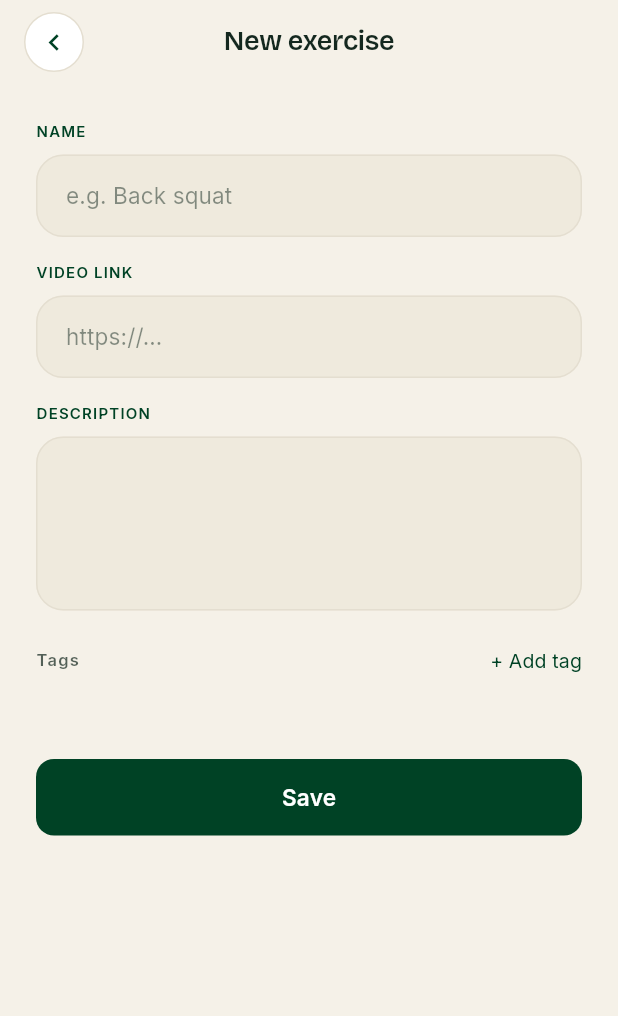
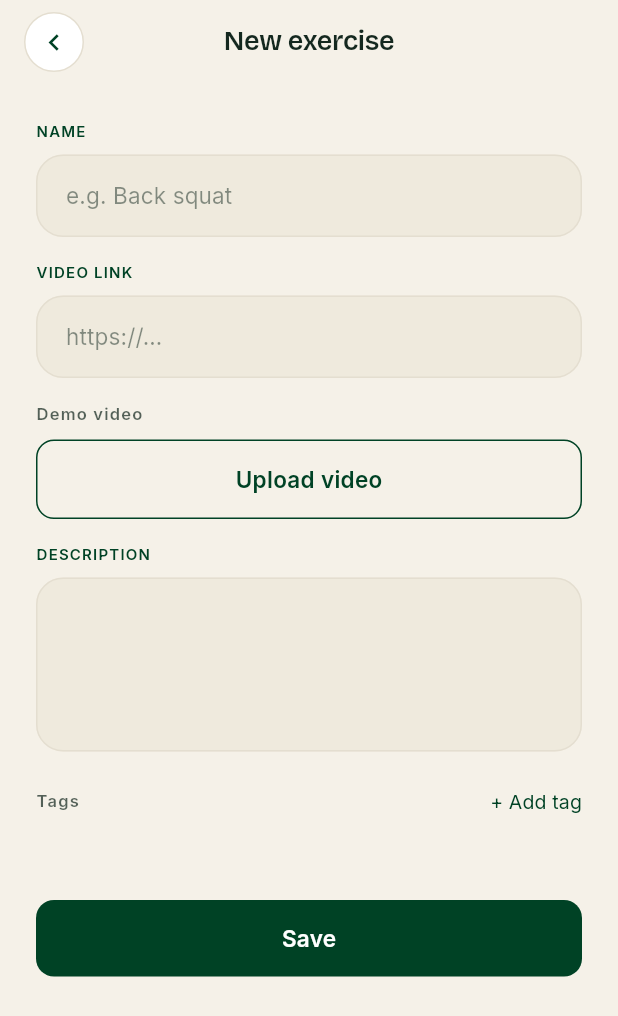
Before and after one commit to LynxGarden/frontend-app, a Flutter app: the ExerciseEditorScreen screen opened directly, on a phone screen of 412 x 824 dp. Shown: the top 1016 px of the screen. Run offline on Flutter 3.47's test engine with Material 3 defaults, Android fonts, the phone set to English and light mode, and no system bars; our stand-ins replace flutter_dotenv, flutter_riverpod, flutter_secure_storage, go_router, google_fonts, image_picker and 3 more; missing offline and left inert: cupertino_native; accounts and stored records are empty.

Commit message:
feat: hosted exercise videos (Supabase Storage) — upload + inline playback
- ExerciseRepository: uploadVideo (private exercise-videos bucket, {tenant}/{id}),
  signedVideoUrl (short-lived), deleteVideo. Exercise model + selects gain
  video_storage_path; snapshotted into TrainingExercise for the daily loop.
- Exercise editor: 'Upload video' (image_picker → upload) with uploaded/remove
  state, alongside the existing link field.
- Inline player: shared showVideoPlayerSheet (video_player) + playExerciseVideo
  helper (hosted → inline signed-URL playback; link → external browser). Wired
  into the exercise library and the session runner's Watch video.
- Deps: image_picker + video_player. iOS photo/camera/mic usage strings.

analyze clean; flutter test green (16); iOS sim build OK. Backend bucket+RLS in
Lynx-backend (commit 5e20ebc).

Co-Authored-By: Claude Opus 4.8 (1M context) <noreply@anthropic.com>

```diff
--- a/lib/features/exercises/data/exercise_repository.dart
+++ b/lib/features/exercises/data/exercise_repository.dart
@@ -1,3 +1,7 @@
+import 'dart:io';
+
+import 'package:supabase_flutter/supabase_flutter.dart' show FileOptions;
+
 import 'package:lynx_app/core/supabase/supabase_client.dart';
 import 'package:lynx_app/core/utils/app_exception.dart';
 import 'package:lynx_app/features/exercises/data/models/exercise.dart';
@@ -8,8 +12,11 @@ import 'package:lynx_app/features/exercises/data/models/exercise_tag.dart';
 class ExerciseRepository {
   const ExerciseRepository._();
 
+  static const _videoBucket = 'exercise-videos';
+
   static const _select =
-      'id, owner_id, name, description, video_url, exercise_tags(tags(id, category, label))';
+      'id, owner_id, name, description, video_url, video_storage_path, '
+      'exercise_tags(tags(id, category, label))';
 
   /// A coach's own exercises, alphabetical.
   static Future<List<Exercise>> listForOwner({
@@ -85,6 +92,7 @@ class ExerciseRepository {
     required String name,
     String? description,
     String? videoUrl,
+    String? videoStoragePath,
     List<String> tagIds = const [],
   }) async {
     try {
@@ -96,6 +104,7 @@ class ExerciseRepository {
             'name': name.trim(),
             'description': _nullIfBlank(description),
             'video_url': _nullIfBlank(videoUrl),
+            'video_storage_path': _nullIfBlank(videoStoragePath),
           })
           .select('id')
           .single();
@@ -114,6 +123,7 @@ class ExerciseRepository {
     required String name,
     String? description,
     String? videoUrl,
+    String? videoStoragePath,
     List<String> tagIds = const [],
   }) async {
     try {
@@ -122,6 +132,7 @@ class ExerciseRepository {
             'name': name.trim(),
             'description': _nullIfBlank(description),
             'video_url': _nullIfBlank(videoUrl),
+            'video_storage_path': _nullIfBlank(videoStoragePath),
           })
           .eq('id', exerciseId)
           .eq('tenant_id', tenantId);
@@ -143,6 +154,49 @@ class ExerciseRepository {
     } catch (e) {
       throw AppException('Could not delete the exercise.', cause: e);
     }
+  }
+
+  // ── Video storage (private bucket `exercise-videos`) ──────────────────────
+
+  /// Uploads a video [file] to `{tenantId}/{uuid}.<ext>` and returns the storage
+  /// path (store it as the exercise's `video_storage_path`). Staff-only per RLS.
+  static Future<String> uploadVideo({
+    required String tenantId,
+    required File file,
+    void Function(double fraction)? onProgress,
+  }) async {
+    try {
+      final ext = file.path.split('.').last.toLowerCase();
+      final name = DateTime.now().microsecondsSinceEpoch.toString();
+      final path = '$tenantId/$name.$ext';
+      await SupabaseClientWrapper.storage.from(_videoBucket).upload(
+            path,
+            file,
+            fileOptions: const FileOptions(upsert: true),
+          );
+      return path;
+    } catch (e) {
+      throw AppException('Could not upload the video.', cause: e);
+    }
+  }
+
+  /// A short-lived signed URL to stream a hosted video (RLS-gated to the tenant).
+  static Future<String> signedVideoUrl(String storagePath,
+      {int expiresInSeconds = 3600}) async {
+    try {
+      return await SupabaseClientWrapper.storage
+          .from(_videoBucket)
+          .createSignedUrl(storagePath, expiresInSeconds);
+    } catch (e) {
+      throw AppException('Could not open the video.', cause: e);
+    }
+  }
+
+  /// Removes a hosted video from storage (best-effort; ignores failures).
+  static Future<void> deleteVideo(String storagePath) async {
+    try {
+      await SupabaseClientWrapper.storage.from(_videoBucket).remove([storagePath]);
+    } catch (_) {/* best-effort */}
   }
 
   static Future<void> _replaceTags({
--- a/lib/features/exercises/data/models/exercise.dart
+++ b/lib/features/exercises/data/models/exercise.dart
@@ -9,6 +9,7 @@ class Exercise {
     required this.name,
     this.description,
     this.videoUrl,
+    this.videoStoragePath,
     this.tags = const [],
   });
 
@@ -17,12 +18,17 @@ class Exercise {
   final String name;
   final String? description;
   final String? videoUrl;
+  /// Path in the private `exercise-videos` bucket (hosted video), or null.
+  final String? videoStoragePath;
   final List<ExerciseTag> tags;
 
-  bool get hasVideo => (videoUrl != null && videoUrl!.trim().isNotEmpty);
+  bool get hasHostedVideo =>
+      videoStoragePath != null && videoStoragePath!.trim().isNotEmpty;
+  bool get hasLinkVideo => videoUrl != null && videoUrl!.trim().isNotEmpty;
+  bool get hasVideo => hasHostedVideo || hasLinkVideo;
 
   /// Parses a row selected with the embedded tags shape:
-  /// `id, owner_id, name, description, video_url,
+  /// `id, owner_id, name, description, video_url, video_storage_path,
   ///  exercise_tags(tags(id, category, label))`
   factory Exercise.fromJson(Map<String, dynamic> json) {
     final tagJoins = (json['exercise_tags'] as List?) ?? const [];
@@ -39,6 +45,7 @@ class Exercise {
       name: json['name'] as String,
       description: json['description'] as String?,
       videoUrl: json['video_url'] as String?,
+      videoStoragePath: json['video_storage_path'] as String?,
       tags: tags,
     );
   }
--- a/lib/features/exercises/presentation/exercise_editor_screen.dart
+++ b/lib/features/exercises/presentation/exercise_editor_screen.dart
@@ -1,5 +1,8 @@
+import 'dart:io';
+
 import 'package:flutter/material.dart';
 import 'package:flutter_riverpod/flutter_riverpod.dart';
+import 'package:image_picker/image_picker.dart';
 
 import 'package:lynx_app/core/theme/app_colors.dart';
 import 'package:lynx_app/core/theme/app_spacing.dart';
@@ -36,6 +39,8 @@ class _ExerciseEditorScreenState extends ConsumerState<ExerciseEditorScreen> {
   late final TextEditingController _videoUrl;
   final Set<String> _selectedTagIds = {};
   bool _saving = false;
+  bool _uploading = false;
+  String? _videoStoragePath;
 
   bool get _isEdit => widget.exercise != null;
 
@@ -46,7 +51,28 @@ class _ExerciseEditorScreenState extends ConsumerState<ExerciseEditorScreen> {
     _name = TextEditingController(text: e?.name ?? '');
     _description = TextEditingController(text: e?.description ?? '');
     _videoUrl = TextEditingController(text: e?.videoUrl ?? '');
+    _videoStoragePath = e?.videoStoragePath;
     _selectedTagIds.addAll(e?.tags.map((t) => t.id) ?? const []);
+  }
+
+  Future<void> _pickAndUploadVideo() async {
+    final user = ref.read(currentUserProvider).valueOrNull;
+    if (user == null) return;
+    final picked =
+        await ImagePicker().pickVideo(source: ImageSource.gallery);
+    if (picked == null || !mounted) return;
+    setState(() => _uploading = true);
+    try {
+      final path = await ExerciseRepository.uploadVideo(
+        tenantId: user.tenantId,
+        file: File(picked.path),
+      );
+      if (mounted) setState(() => _videoStoragePath = path);
+    } on AppException catch (e) {
+      if (mounted) AppToast.show(context, title: e.message, blur: false);
+    } finally {
+      if (mounted) setState(() => _uploading = false);
+    }
   }
 
   @override
@@ -71,6 +97,7 @@ class _ExerciseEditorScreenState extends ConsumerState<ExerciseEditorScreen> {
           name: _name.text,
           description: _description.text,
           videoUrl: _videoUrl.text,
+          videoStoragePath: _videoStoragePath,
           tagIds: _selectedTagIds.toList(),
         );
       } else {
@@ -80,6 +107,7 @@ class _ExerciseEditorScreenState extends ConsumerState<ExerciseEditorScreen> {
           name: _name.text,
           description: _description.text,
           videoUrl: _videoUrl.text,
+          videoStoragePath: _videoStoragePath,
           tagIds: _selectedTagIds.toList(),
         );
       }
@@ -205,6 +233,46 @@ class _ExerciseEditorScreenState extends ConsumerState<ExerciseEditorScreen> {
                 keyboardType: TextInputType.url,
                 textInputAction: TextInputAction.next,
               ),
+              const SizedBox(height: AppSpacing.md),
+              // Hosted video upload
+              Text(l.demoVideo, style: AppTextStyles.label),
+              const SizedBox(height: AppSpacing.sm),
+              if (_videoStoragePath == null)
+                AppButton(
+                  label: l.uploadVideo,
+                  variant: AppButtonVariant.secondary,
+                  isExpanded: true,
+                  isLoading: _uploading,
+                  onPressed: _uploading ? null : _pickAndUploadVideo,
+                )
+              else
+                Container(
+                  padding: const EdgeInsets.symmetric(
+                      horizontal: AppSpacing.md, vertical: AppSpacing.sm),
+                  decoration: BoxDecoration(
+                    color: AppColors.surfaceLight,
+                    borderRadius: BorderRadius.circular(AppRadius.md),
+                    border: Border.all(color: AppColors.surfaceBorder),
+                  ),
+                  child: Row(
+                    children: [
+                      const Icon(Icons.check_circle,
+                          size: 18, color: AppColors.success),
+                      const SizedBox(width: AppSpacing.sm),
+                      Expanded(
+                        child: Text(l.videoUploaded,
+                            style: AppTextStyles.bodySmall),
+                      ),
+                      TextButton(
+                        onPressed: () =>
+                            setState(() => _videoStoragePath = null),
+                        child: Text(l.remove,
+                            style: AppTextStyles.bodySmall
+                                .copyWith(color: AppColors.error)),
+                      ),
+                    ],
+                  ),
+                ),
               const SizedBox(height: AppSpacing.md),
               AppTextField(
                 label: l.exerciseDescription,
--- a/lib/features/training/data/models/active_assignment.dart
+++ b/lib/features/training/data/models/active_assignment.dart
@@ -11,6 +11,7 @@ class TrainingExercise {
     required this.orderIndex,
     required this.exerciseName,
     this.videoUrl,
+    this.videoStoragePath,
     this.swappedFromExerciseId,
     this.sets,
     this.reps,
@@ -30,6 +31,7 @@ class TrainingExercise {
   final int orderIndex;
   final String exerciseName;
   final String? videoUrl;
+  final String? videoStoragePath;
   final String? swappedFromExerciseId;
 
   final int? sets;
@@ -67,6 +69,7 @@ class TrainingExercise {
       orderIndex: (json['order_index'] as int?) ?? 0,
       exerciseName: (json['exercise_name'] as String?) ?? '',
       videoUrl: json['video_url'] as String?,
+      videoStoragePath: json['video_storage_path'] as String?,
       swappedFromExerciseId: json['swapped_from_exercise_id'] as String?,
       sets: json['sets'] as int?,
       reps: json['reps'] as String?,
--- a/lib/features/training/data/training_repository.dart
+++ b/lib/features/training/data/training_repository.dart
@@ -20,7 +20,7 @@ class TrainingRepository {
             'id, name, '
             'assignment_sessions(id, label, order_index, last_completed_at, '
             'assignment_exercises(id, exercise_id, swapped_from_exercise_id, '
-            'exercise_name, video_url, order_index, sets, reps, weight, '
+            'exercise_name, video_url, video_storage_path, order_index, sets, reps, weight, '
             'load_intensity, rpe, time_seconds, tempo, rest_seconds, '
             'set_type_note, coach_note))',
           )
--- a/lib/l10n/app_en.arb
+++ b/lib/l10n/app_en.arb
@@ -176,5 +176,8 @@
   "verifyCode": "Verify & continue",
   "changeEmail": "Use a different email",
   "codeSentTo": "We sent a 6-digit code to {email}",
-  "@codeSentTo": { "placeholders": { "email": { "type": "String" } } }
+  "@codeSentTo": { "placeholders": { "email": { "type": "String" } } },
+  "demoVideo": "Demo video",
+  "uploadVideo": "Upload video",
+  "videoUploaded": "Video uploaded"
 }
--- a/lib/l10n/app_localizations.dart
+++ b/lib/l10n/app_localizations.dart
@@ -1069,6 +1069,24 @@ abstract class AppLocalizations {
   /// In en, this message translates to:
   /// **'We sent a 6-digit code to {email}'**
   String codeSentTo(String email);
+
+  /// No description provided for @demoVideo.
+  ///
+  /// In en, this message translates to:
+  /// **'Demo video'**
+  String get demoVideo;
+
+  /// No description provided for @uploadVideo.
+  ///
+  /// In en, this message translates to:
+  /// **'Upload video'**
+  String get uploadVideo;
+
+  /// No description provided for @videoUploaded.
+  ///
+  /// In en, this message translates to:
+  /// **'Video uploaded'**
+  String get videoUploaded;
 }
 
 class _AppLocalizationsDelegate
--- a/lib/l10n/app_localizations_en.dart
+++ b/lib/l10n/app_localizations_en.dart
@@ -538,4 +538,13 @@ class AppLocalizationsEn extends AppLocalizations {
   String codeSentTo(String email) {
     return 'We sent a 6-digit code to $email';
   }
+
+  @override
+  String get demoVideo => 'Demo video';
+
+  @override
+  String get uploadVideo => 'Upload video';
+
+  @override
+  String get videoUploaded => 'Video uploaded';
 }
--- a/lib/l10n/app_localizations_sl.dart
+++ b/lib/l10n/app_localizations_sl.dart
@@ -548,4 +548,13 @@ class AppLocalizationsSl extends AppLocalizations {
   String codeSentTo(String email) {
     return 'Poslali smo 6-mestno kodo na $email';
   }
+
+  @override
+  String get demoVideo => 'Video z vajo';
+
+  @override
+  String get uploadVideo => 'Naloži video';
+
+  @override
+  String get videoUploaded => 'Video naložen';
 }
--- a/lib/l10n/app_sl.arb
+++ b/lib/l10n/app_sl.arb
@@ -175,5 +175,8 @@
   "verifyCode": "Potrdi in nadaljuj",
   "changeEmail": "Uporabi drug e-naslov",
   "codeSentTo": "Poslali smo 6-mestno kodo na {email}",
-  "@codeSentTo": { "placeholders": { "email": { "type": "String" } } }
+  "@codeSentTo": { "placeholders": { "email": { "type": "String" } } },
+  "demoVideo": "Video z vajo",
+  "uploadVideo": "Naloži video",
+  "videoUploaded": "Video naložen"
 }
--- a/pubspec.yaml
+++ b/pubspec.yaml
@@ -39,6 +39,11 @@ dependencies:
   # Utilities
   url_launcher: ^6.3.0
   intl: ^0.20.2 # pinned by flutter_localizations from the Flutter SDK when l10n is enabled
+
+  # Exercise video: pick/record (image_picker) + inline playback (video_player).
+  # Hosted in a private Supabase Storage bucket; streamed via signed URLs.
+  image_picker: ^1.1.2
+  video_player: ^2.9.2
 
   # Environment
   flutter_dotenv: ^5.2.1
```
Also changed, not shown: lib/features/exercises/presentation/exercise_library_screen.dart (+6 -13 lines), lib/features/exercises/presentation/exercise_video.dart (added, +38 -0 lines), lib/features/training/presentation/session_runner_screen.dart (+8 -13 lines), lib/shared/widgets/video_player_sheet.dart (added, +108 -0 lines), pubspec.lock, 3 other files.
